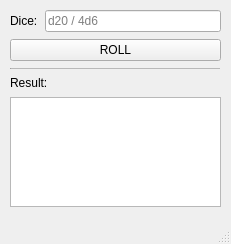
First picture: the form in mainwindow.ui, repository ChrisWhisker/dicey, before the edit.
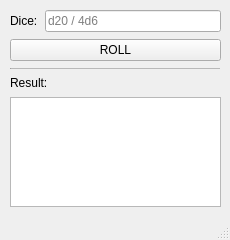
Second picture: the form after the edit.

Diff of the .ui file:
```diff
--- a/mainwindow.ui
+++ b/mainwindow.ui
@@ -6,8 +6,8 @@
    <rect>
     <x>0</x>
     <y>0</y>
-    <width>231</width>
-    <height>244</height>
+    <width>230</width>
+    <height>240</height>
    </rect>
   </property>
   <property name="windowTitle">
```
Left out of the diff: 2 changed lines with no effect on the pictures.
